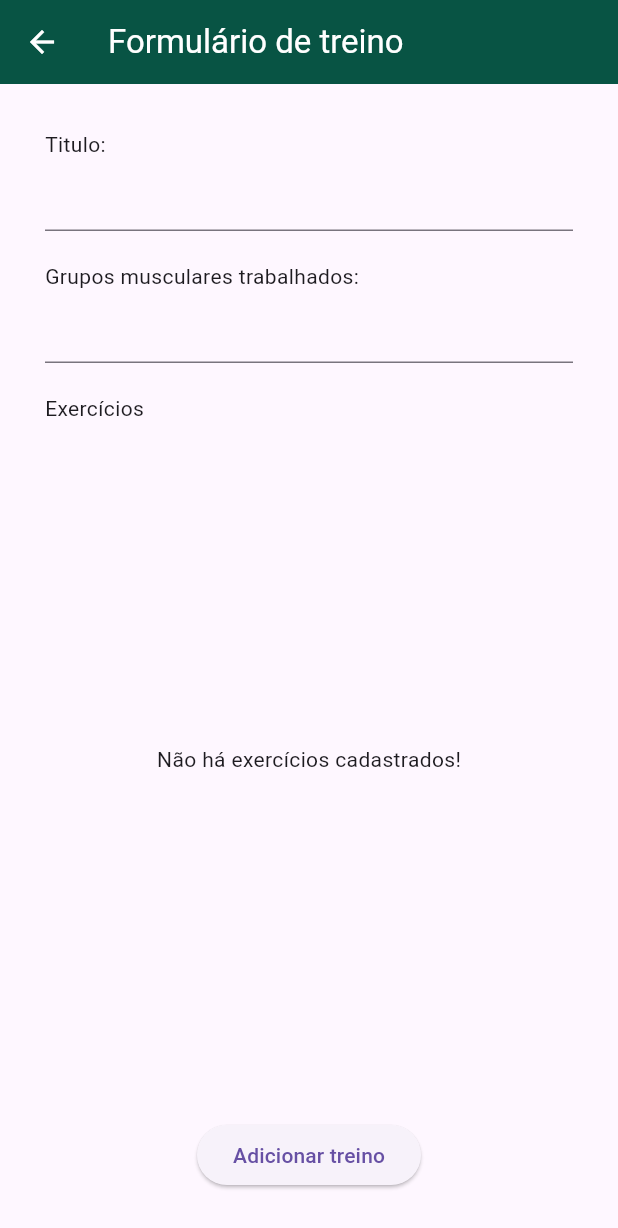
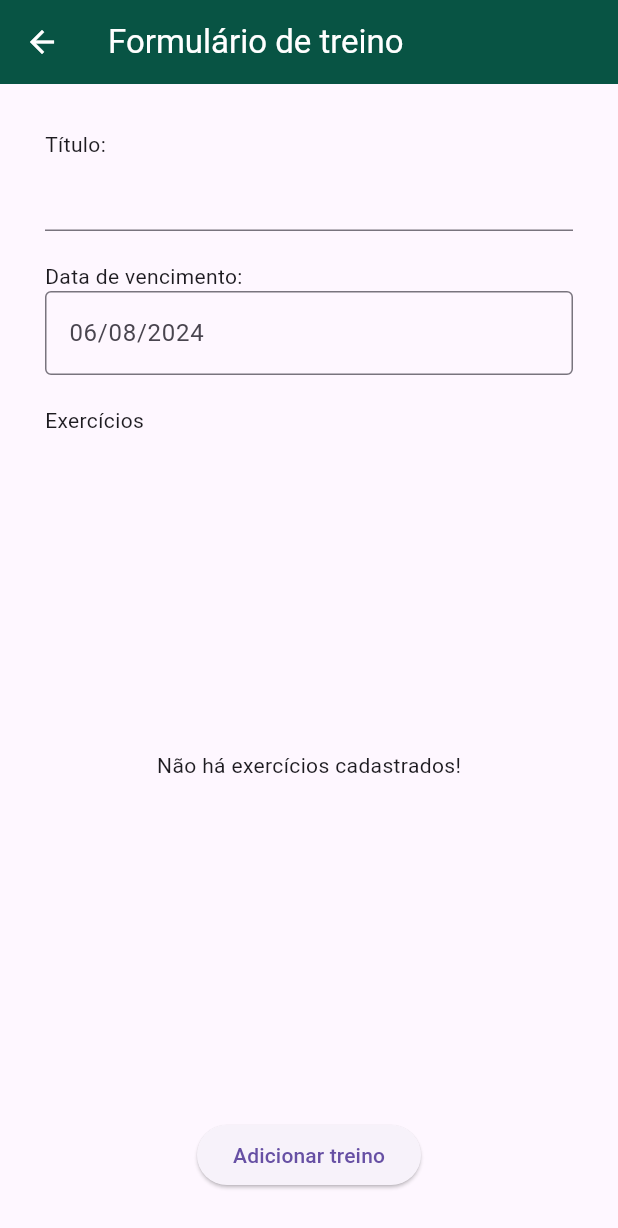
Before and after one commit to paulo0301/app_personal, a Flutter app: the FichaTreino screen opened directly with empty values, after a tap on "Cadastrar novo treino +", on a phone screen of 412 x 824 dp. Shown: the top 1228 px of the screen. Run offline on Flutter 3.47's test engine with Material 3 defaults, Android fonts, the phone set to English and light mode, and no system bars; our stand-ins replace flutter_mobx, geolocator, google_maps_flutter, image_picker, local_auth, mobx and 1 more; missing offline and left inert: dart:ffi; generated files the repository leaves out were written again; network calls fail.

Commit message:
feat: integração da entidade Treino ao backend

```diff
--- a/lib/components/formTreino.dart
+++ b/lib/components/formTreino.dart
@@ -1,22 +1,25 @@
+import 'dart:convert';
 import 'dart:math';
 
 import 'package:app_personal/controller/ExercicioController.dart';
 import 'package:flutter/material.dart';
 import 'package:flutter/widgets.dart';
+import 'package:intl/intl.dart';
 
 import '../models/exercicio.dart';
 
-class formTreino extends StatefulWidget {
-  Function(String, String, List<Exercicio>) onSubmit;
-  formTreino({required this.onSubmit});
+class FormTreino extends StatefulWidget {
+  final Function(String, DateTime, List<Exercicio>) onSubmit;
+
+  FormTreino({required this.onSubmit});
 
   @override
-  State<formTreino> createState() => _formTreinoState();
+  State<FormTreino> createState() => _FormTreinoState();
 }
 
-class _formTreinoState extends State<formTreino> {
+class _FormTreinoState extends State<FormTreino> {
   TextEditingController _nomeController = TextEditingController();
-  TextEditingController _grupoController = TextEditingController();
+  DateTime _dataSelecionada = DateTime.now();
   List<Exercicio> exercicios = [];
   late Future<List<Exercicio>> lst_future;
   List<bool> _checkes = [];
@@ -42,9 +45,6 @@ class _formTreinoState extends State<formTreino> {
     return Card(
       color: _checkes[index] ? Colors.green.shade500 : Colors.grey.shade300,
       child: ListTile(
-        // leading: exercicio.execucao != null
-        //     ? Image.network(exercicio.execucao!)
-        //     : Icon(Icons.image_not_supported),
         leading: Icon(Icons.image_not_supported),
         title: Text(exercicio.nome),
         subtitle: Text(
@@ -67,8 +67,22 @@ class _formTreinoState extends State<formTreino> {
     );
   }
 
+  _showDatePicker() async {
+    DateTime? pickedDate = await showDatePicker(
+      context: context,
+      initialDate: _dataSelecionada,
+      firstDate: DateTime(2000),
+      lastDate: DateTime(2101),
+    );
+    if (pickedDate != null && pickedDate != _dataSelecionada) {
+      setState(() {
+        _dataSelecionada = pickedDate;
+      });
+    }
+  }
+
   _submitForm() {
-    widget.onSubmit(_nomeController.text, _grupoController.text, exercicios);
+    widget.onSubmit(_nomeController.text, _dataSelecionada, exercicios);
   }
 
   @override
@@ -89,14 +103,22 @@ class _formTreinoState extends State<formTreino> {
           mainAxisAlignment: MainAxisAlignment.start,
           crossAxisAlignment: CrossAxisAlignment.start,
           children: [
-            const Text("Titulo: "),
+            const Text("Título: "),
             TextField(
               controller: _nomeController,
             ),
             SizedBox(height: 20),
-            const Text("Grupos musculares trabalhados: "),
-            TextField(
-              controller: _grupoController,
+            const Text("Data de vencimento: "),
+            GestureDetector(
+              onTap: _showDatePicker,
+              child: AbsorbPointer(
+                child: TextField(
+                  decoration: InputDecoration(
+                    hintText: DateFormat('dd/MM/yyyy').format(_dataSelecionada),
+                    border: OutlineInputBorder(),
+                  ),
+                ),
+              ),
             ),
             const Padding(
               padding: EdgeInsets.only(top: 20),
--- a/lib/controller/AlunoController.dart
+++ b/lib/controller/AlunoController.dart
@@ -24,7 +24,7 @@ class AlunoController {
 
       jbody.forEach((key, value) {
         Aluno aluno = new Aluno(
-            id: int.parse(key),
+            id: value['id'],
             nome: value['nome'],
             email: value['email'],
             dataNascimento: DateTime.parse(value['dataNascimento']),
@@ -102,42 +102,42 @@ class AlunoController {
     throw Exception("Não foi possível deletar o aluno!");
   }
 
-  static Future<List<Treino>> getTreinos(int id) async {
-    final response = await http.get(Uri.parse(
-        'https://personal-app-90b28-default-rtdb.firebaseio.com/aluno/$id/fichaTreino/treinos.json'));
+  // static Future<List<Treino>> getTreinos(int id) async {
+  //   final response = await http.get(Uri.parse(
+  //       'https://personal-app-90b28-default-rtdb.firebaseio.com/aluno/$id/fichaTreino/treinos.json'));
 
-    List<Treino> treinos = [];
+  //   List<Treino> treinos = [];
 
-    if (response.statusCode == 200) {
-      final List<dynamic> jbody = jsonDecode(response.body);
+  //   if (response.statusCode == 200) {
+  //     final List<dynamic> jbody = jsonDecode(response.body);
 
-      jbody.forEach((value) {
-        List<Exercicio> exercicios = [];
-        if (value['exercicios'] != null) {
-          value['exercicios'].forEach((exercicio) {
-            Exercicio exe = new Exercicio(
-                id: exercicio.id,
-                nome: exercicio['nome'],
-                series: exercicio['series'],
-                repeticoes: exercicio['repeticoes'],
-                observacoes: exercicio['observacoes']);
-            //grupoMuscular: exercicio['grupoMuscular']);
-            exercicios.add(exe);
-          });
-        }
-        Treino treino = new Treino(
-            id: value['id'],
-            titulo: value['titulo'],
-            exercicios: exercicios,
-            grupoMuscular: value['grupoMuscular']);
-        treinos.add(treino);
-      });
+  //     jbody.forEach((value) {
+  //       List<Exercicio> exercicios = [];
+  //       if (value['exercicios'] != null) {
+  //         value['exercicios'].forEach((exercicio) {
+  //           Exercicio exe = new Exercicio(
+  //               id: exercicio.id,
+  //               nome: exercicio['nome'],
+  //               series: exercicio['series'],
+  //               repeticoes: exercicio['repeticoes'],
+  //               observacoes: exercicio['observacoes']);
+  //           //grupoMuscular: exercicio['grupoMuscular']);
+  //           exercicios.add(exe);
+  //         });
+  //       }
+  //       Treino treino = new Treino(
+  //           id: value['id'],
+  //           titulo: value['titulo'],
+  //           exercicios: exercicios,
+  //           grupoMuscular: value['grupoMuscular']);
+  //       treinos.add(treino);
+  //     });
 
-      return treinos;
-    }
+  //     return treinos;
+  //   }
 
-    throw Exception("Erro: não foi possível recuperar os treinos do aluno!");
-  }
+  //   throw Exception("Erro: não foi possível recuperar os treinos do aluno!");
+  // }
 
   static Future<List<AvaliacaoFisica>> getAvalicaoes(int id) async {
     final response = await http.get(Uri.parse(
--- /dev/null
+++ b/lib/controller/TreinoController.dart
@@ -0,0 +1,45 @@
+import 'dart:convert';
+
+import 'package:app_personal/models/treino.dart';
+import 'package:http/http.dart' as http;
+
+import '../models/exercicio.dart';
+
+class TreinoController {
+  TreinoController();
+
+  static const String baseUrl = 'http://192.168.1.104:8080/personal/api/treino';
+
+  static Future<Treino> addTreino(Treino treino) async {
+    List<int> ids = [];
+    treino.exercicios.map((exercicio) => ids.add(exercicio.id!));
+    final response = await http.post(Uri.parse(baseUrl),
+        headers: {'Content-Type': 'application/json'},
+        body: jsonEncode({
+          'titulo': treino.titulo,
+          'ficha_treino': treino.ficha_treino,
+          'data_vencimento': treino.data_vencimento.toIso8601String(),
+          'exercicios': ids
+        }));
+
+    if (response.statusCode == 200) {
+      return Treino.fromJson(jsonDecode(response.body));
+    }
+    throw Exception("Não foi possível salvar o treino");
+  }
+
+  static Future<List<Treino>> getTreino(int id) async {
+    final response = await http.get(Uri.parse(baseUrl));
+
+    if (response.statusCode == 200) {
+      List<dynamic> jbody = jsonDecode(response.body);
+      List<Treino> treinos =
+          jbody.map((treino) => Treino.fromJson(treino)).toList();
+      List<Treino> treinos_aluno =
+          treinos.where((treino) => treino.id == id).toList();
+      return treinos_aluno;
+    }
+
+    throw Exception("Não foi possível retornar os treinos do alunos");
+  }
+}
--- a/lib/models/ficha_treino.dart
+++ b/lib/models/ficha_treino.dart
@@ -2,7 +2,7 @@ import 'package:app_personal/models/aluno.dart';
 import 'package:app_personal/models/treino.dart';
 
 class FichaDeTreino {
-  String id;
+  int id;
   final int alunoId;
   List<Treino> treinos = [];
 
--- a/lib/screens/dados_treino.dart
+++ b/lib/screens/dados_treino.dart
@@ -15,7 +15,7 @@ class dadosTreino extends StatefulWidget {
 
 class _dadosTreinoState extends State<dadosTreino> {
   String nomeTreino = '';
-  String grupoMuscular = '';
+  late DateTime dataVencimento;
   List<Exercicio> exercicios = [];
 
   _createExerciciCard(Exercicio exercicio) {
@@ -82,7 +82,7 @@ class _dadosTreinoState extends State<dadosTreino> {
     super.initState();
     nomeTreino = widget.treino.titulo;
     exercicios = widget.treino.exercicios;
-    grupoMuscular = widget.treino.grupoMuscular;
+    dataVencimento = widget.treino.data_vencimento;
   }
 
   @override
@@ -104,7 +104,7 @@ class _dadosTreinoState extends State<dadosTreino> {
             mainAxisAlignment: MainAxisAlignment.start,
             crossAxisAlignment: CrossAxisAlignment.start,
             children: [
-              Text("Grupos musculares: ${grupoMuscular}",
+              Text("Data de vencimento: ${dataVencimento}",
                   style: TextStyle(fontSize: 17, fontWeight: FontWeight.bold)),
               Text("${exercicios.length} Exercícios",
                   style:
--- a/lib/screens/ficha_treino_screen.dart
+++ b/lib/screens/ficha_treino_screen.dart
@@ -2,6 +2,7 @@ import 'dart:math';
 
 import 'package:app_personal/components/formTreino.dart';
 import 'package:app_personal/controller/AlunoController.dart';
+import 'package:app_personal/controller/TreinoController.dart';
 import 'package:app_personal/models/ficha_treino.dart';
 import 'package:app_personal/screens/dados_treino.dart';
 import 'package:flutter/material.dart';
@@ -24,22 +25,23 @@ class _FichaTreinoState extends State<FichaTreino> {
   @override
   void initState() {
     super.initState();
-    treinos = AlunoController.getTreinos(widget.aluno.id);
+    treinos = TreinoController.getTreino(widget.fichaDeTreino.id);
   }
 
-  _updateScreen(){
+  _updateScreen() {
     setState(() {
-      treinos = AlunoController.getTreinos(widget.aluno.id);
+      treinos = TreinoController.getTreino(widget.fichaDeTreino.id);
     });
   }
 
   _adicionarTreino(
-      String titulo, String grupoMuscular, List<Exercicio> exercicios) {
+      String titulo, DateTime vencimento, List<Exercicio> exercicios) {
     Treino treino = new Treino(
-        id: ('ft${Random().nextInt(9999)}'),
+        id: Random().nextInt(50),
         titulo: titulo,
-        grupoMuscular: grupoMuscular,
-        exercicios: exercicios);
+        data_vencimento: vencimento,
+        exercicios: exercicios,
+        ficha_treino: widget.fichaDeTreino.id);
     List<Treino> treinos = widget.aluno.fichaTreino.treinos;
     treinos.add(treino);
     widget.aluno.fichaTreino.treinos = treinos;
@@ -49,7 +51,7 @@ class _FichaTreinoState extends State<FichaTreino> {
 
   _openFormTreino(BuildContext context) {
     Navigator.push(context, MaterialPageRoute(builder: (_) {
-      return formTreino(onSubmit: _adicionarTreino);
+      return FormTreino(onSubmit: _adicionarTreino);
     }));
   }
 
@@ -67,7 +69,7 @@ class _FichaTreinoState extends State<FichaTreino> {
         },
         //leading: Icon(Icons.list_alt),
         title: Text(treino.titulo),
-        subtitle: Text("Grupos musculares: ${treino.grupoMuscular}"),
+        subtitle: Text("Data de vencimento: ${treino.data_vencimento}"),
         trailing: Icon(Icons.search),
       ),
     );
@@ -79,7 +81,8 @@ class _FichaTreinoState extends State<FichaTreino> {
       body: FutureBuilder<List<Treino>>(
         future: treinos,
         builder: (context, snapshot) {
-          if (snapshot.hasError || (snapshot.hasData && snapshot.data!.isEmpty)) {
+          if (snapshot.hasError ||
+              (snapshot.hasData && snapshot.data!.isEmpty)) {
             return Center(
               child: Column(
                 mainAxisAlignment: MainAxisAlignment.center,
@@ -96,7 +99,7 @@ class _FichaTreinoState extends State<FichaTreino> {
                 ],
               ),
             );
-          }else if (snapshot.hasData) {
+          } else if (snapshot.hasData) {
             return ListView.builder(
               itemCount: snapshot.data!.length,
               itemBuilder: (treino, index) {
--- a/lib/screens/home_screen.dart
+++ b/lib/screens/home_screen.dart
@@ -72,7 +72,7 @@ class _HomePageState extends State<HomePage> {
   _addAluno(String nome, String email, DateTime dataNascimento, File? avatar) {
     int id = Random().nextInt(9999);
     FichaDeTreino fichaDeTreino =
-        FichaDeTreino(id: 'TESTE', alunoId: id);
+        FichaDeTreino(id: Random().nextInt(99), alunoId: id);
     Aluno newAluno = Aluno(
         id: Random().nextInt(9999),
         nome: nome,
```
Also changed, not shown: lib/models/treino.dart (+21 -5 lines).
